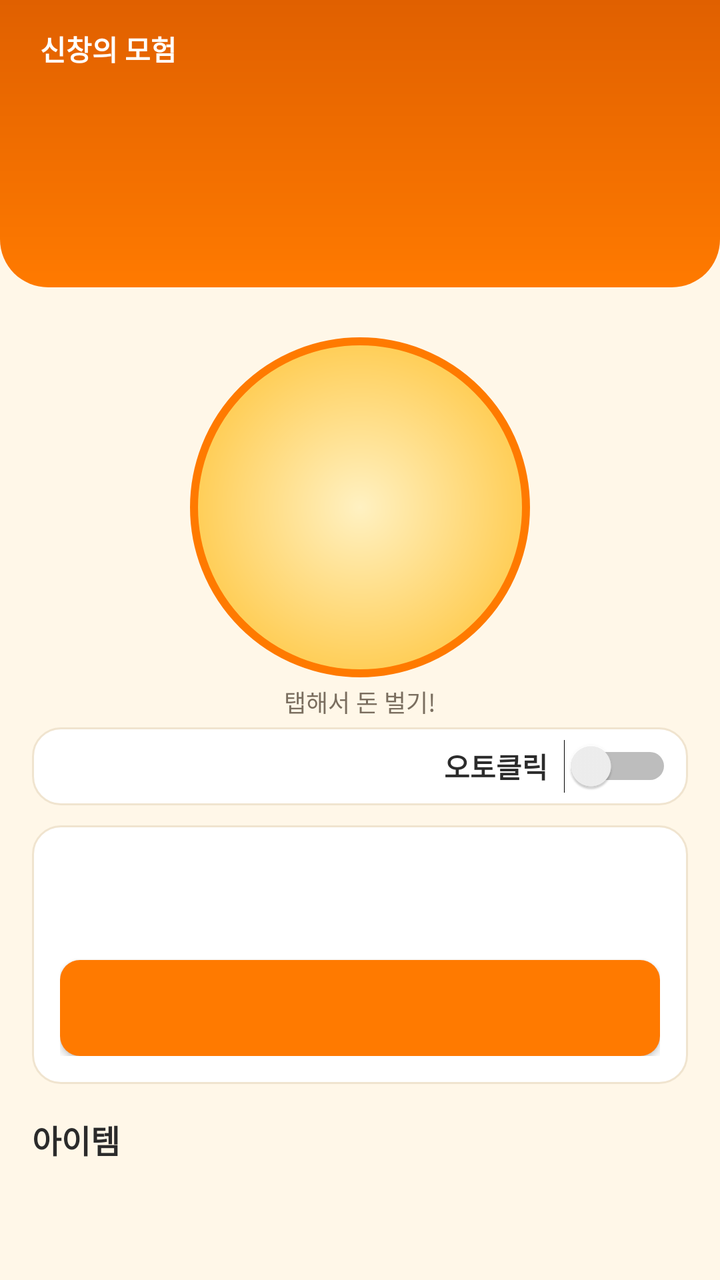
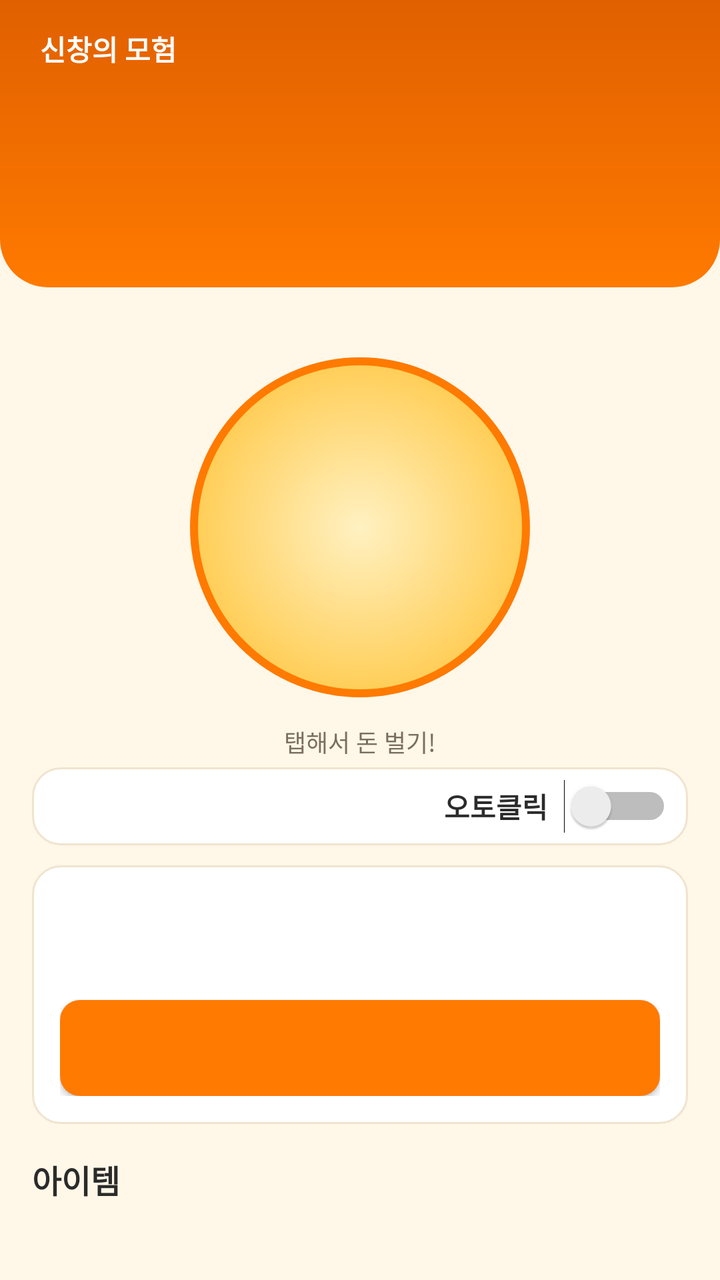

The first picture is an Android layout as it rendered before a commit; the second is the same layout after the commit. The layout source and the unified diff follow.
<!-- AndroidManifest.xml: application theme Theme.Shinchang -->
<!-- res/layout/activity_main.xml -->
<?xml version="1.0" encoding="utf-8"?>
<LinearLayout xmlns:android="http://schemas.android.com/apk/res/android"
    android:layout_width="match_parent"
    android:layout_height="match_parent"
    android:orientation="vertical">

    
    <LinearLayout
        android:layout_width="match_parent"
        android:layout_height="wrap_content"
        android:background="@drawable/bg_header"
        android:orientation="vertical"
        android:paddingStart="20dp"
        android:paddingTop="14dp"
        android:paddingEnd="20dp"
        android:paddingBottom="16dp">

        <TextView
            android:id="@+id/titleText"
            android:layout_width="wrap_content"
            android:layout_height="wrap_content"
            android:text="@string/app_name"
            android:textColor="#FFFFFF"
            android:textSize="14sp"
            android:textStyle="bold" />

        <TextView
            android:id="@+id/jobText"
            android:layout_width="wrap_content"
            android:layout_height="wrap_content"
            android:layout_marginTop="2dp"
            android:textColor="#FFFFFF"
            android:textSize="20sp"
            android:textStyle="bold" />

        <TextView
            android:id="@+id/moneyText"
            android:layout_width="wrap_content"
            android:layout_height="wrap_content"
            android:layout_marginTop="6dp"
            android:textColor="#FFFFFF"
            android:textSize="30sp"
            android:textStyle="bold" />

        <TextView
            android:id="@+id/rateText"
            android:layout_width="wrap_content"
            android:layout_height="wrap_content"
            android:textColor="#FFF1DC"
            android:textSize="13sp" />
    </LinearLayout>

    
    <FrameLayout
        android:id="@+id/tapArea"
        android:layout_width="match_parent"
        android:layout_height="220dp"
        android:clipChildren="true">

        <TextView
            android:id="@+id/tapButton"
            android:layout_width="170dp"
            android:layout_height="170dp"
            android:layout_gravity="center"
            android:background="@drawable/bg_tap"
            android:gravity="center"
            android:textSize="72sp" />

        <TextView
            android:layout_width="wrap_content"
            android:layout_height="wrap_content"
            android:layout_gravity="bottom|center_horizontal"
            android:layout_marginBottom="4dp"
            android:text="@string/tap_hint"
            android:textColor="@color/text_sub"
            android:textSize="12sp" />
    </FrameLayout>

    
    <LinearLayout
        android:layout_width="match_parent"
        android:layout_height="wrap_content"
        android:layout_marginStart="16dp"
        android:layout_marginEnd="16dp"
        android:background="@drawable/bg_card"
        android:gravity="center_vertical"
        android:orientation="horizontal"
        android:paddingStart="14dp"
        android:paddingTop="6dp"
        android:paddingEnd="8dp"
        android:paddingBottom="6dp">

        <TextView
            android:id="@+id/autoText"
            android:layout_width="0dp"
            android:layout_height="wrap_content"
            android:layout_weight="1"
            android:textColor="@color/text"
            android:textSize="13sp" />

        <Switch
            android:id="@+id/autoSwitch"
            android:layout_width="wrap_content"
            android:layout_height="wrap_content"
            android:text="@string/auto_click"
            android:textColor="@color/text"
            android:textStyle="bold"
            android:switchPadding="8dp" />
    </LinearLayout>

    <ScrollView
        android:layout_width="match_parent"
        android:layout_height="0dp"
        android:layout_weight="1"
        android:clipToPadding="false"
        android:paddingStart="16dp"
        android:paddingTop="10dp"
        android:paddingEnd="16dp"
        android:paddingBottom="16dp">

        <LinearLayout
            android:layout_width="match_parent"
            android:layout_height="wrap_content"
            android:orientation="vertical">

            
            <LinearLayout
                android:layout_width="match_parent"
                android:layout_height="wrap_content"
                android:background="@drawable/bg_card"
                android:orientation="vertical"
                android:padding="14dp">

                <TextView
                    android:id="@+id/promoteTitle"
                    android:layout_width="wrap_content"
                    android:layout_height="wrap_content"
                    android:textColor="@color/text"
                    android:textSize="16sp"
                    android:textStyle="bold" />

                <TextView
                    android:id="@+id/promoteInfo"
                    android:layout_width="wrap_content"
                    android:layout_height="wrap_content"
                    android:layout_marginTop="4dp"
                    android:lineSpacingExtra="2dp"
                    android:textColor="@color/text_sub"
                    android:textSize="13sp" />

                <Button
                    android:id="@+id/promoteButton"
                    android:layout_width="match_parent"
                    android:layout_height="wrap_content"
                    android:layout_marginTop="10dp"
                    android:background="@drawable/bg_button"
                    android:textAllCaps="false"
                    android:textColor="#FFFFFF"
                    android:textSize="15sp"
                    android:textStyle="bold" />
            </LinearLayout>

            <TextView
                android:layout_width="wrap_content"
                android:layout_height="wrap_content"
                android:layout_marginTop="16dp"
                android:layout_marginBottom="8dp"
                android:text="@string/items_title"
                android:textColor="@color/text"
                android:textSize="16sp"
                android:textStyle="bold" />

            <LinearLayout
                android:id="@+id/itemContainer"
                android:layout_width="match_parent"
                android:layout_height="wrap_content"
                android:orientation="vertical" />
        </LinearLayout>
    </ScrollView>
</LinearLayout>
<!-- resources referenced by this layout -->
<resources>
  <color name="text">#2B2B2B</color>
  <color name="text_sub">#7A6E5F</color>
  <!-- drawable bg_button (drawable) -->
  <?xml version="1.0" encoding="utf-8"?>
  <selector xmlns:android="http://schemas.android.com/apk/res/android">
      <item android:state_enabled="false">
          <shape android:shape="rectangle">
              <solid android:color="@color/disabled" />
              <corners android:radius="10dp" />
          </shape>
      </item>
      <item android:state_pressed="true">
          <shape android:shape="rectangle">
              <solid android:color="@color/primary_dark" />
              <corners android:radius="10dp" />
          </shape>
      </item>
      <item>
          <shape android:shape="rectangle">
              <solid android:color="@color/primary" />
              <corners android:radius="10dp" />
          </shape>
      </item>
  </selector>
  <!-- drawable bg_card (drawable) -->
  <?xml version="1.0" encoding="utf-8"?>
  <shape xmlns:android="http://schemas.android.com/apk/res/android" android:shape="rectangle">
      <solid android:color="@color/card" />
      <corners android:radius="14dp" />
      <stroke android:width="1dp" android:color="#F0E4CF" />
  </shape>
  <!-- drawable bg_header (drawable) -->
  <?xml version="1.0" encoding="utf-8"?>
  <shape xmlns:android="http://schemas.android.com/apk/res/android" android:shape="rectangle">
      <gradient android:angle="270" android:startColor="@color/primary_dark" android:endColor="@color/primary" />
      <corners android:bottomLeftRadius="24dp" android:bottomRightRadius="24dp" />
  </shape>
  <!-- drawable bg_tap (drawable) -->
  <?xml version="1.0" encoding="utf-8"?>
  <shape xmlns:android="http://schemas.android.com/apk/res/android" android:shape="oval">
      <gradient android:type="radial" android:gradientRadius="110dp" android:startColor="#FFF1C2" android:endColor="@color/gold" />
      <stroke android:width="4dp" android:color="@color/primary" />
  </shape>
  <string name="app_name">신창의 모험</string>
  <string name="auto_click">오토클릭</string>
  <string name="items_title">아이템</string>
  <string name="tap_hint">탭해서 돈 벌기!</string>
  <style name="Theme.Shinchang" parent="android:Theme.Material.Light.NoActionBar">
          <item name="android:windowBackground">@color/bg</item>
          <item name="android:statusBarColor">@color/primary_dark</item>
          <item name="android:colorAccent">@color/primary</item>
      </style>
  <color name="disabled">#D9D2C5</color>
  <color name="primary_dark">#E06000</color>
  <color name="primary">#FF7A00</color>
  <color name="card">#FFFFFF</color>
  <color name="gold">#FFC233</color>
  <color name="bg">#FFF7E8</color>
</resources>

<!-- the commit's change to res/layout/activity_main.xml (unified diff, before → after) -->
@@ -51,10 +51,28 @@
     </LinearLayout>
 
     
+    <HorizontalScrollView
+        android:id="@+id/jobBarScroll"
+        android:layout_width="match_parent"
+        android:layout_height="wrap_content"
+        android:paddingStart="12dp"
+        android:paddingTop="8dp"
+        android:paddingEnd="12dp"
+        android:scrollbars="none"
+        android:visibility="gone">
+
+        <LinearLayout
+            android:id="@+id/jobBar"
+            android:layout_width="wrap_content"
+            android:layout_height="wrap_content"
+            android:orientation="horizontal" />
+    </HorizontalScrollView>
+
+    
     <FrameLayout
         android:id="@+id/tapArea"
         android:layout_width="match_parent"
-        android:layout_height="220dp"
+        android:layout_height="240dp"
         android:clipChildren="true">
 
         <TextView
@@ -66,7 +84,66 @@
             android:gravity="center"
             android:textSize="72sp" />
 
-        <TextView
+        <ImageView
+            android:id="@+id/vehicleImage"
+            android:layout_width="288dp"
+            android:layout_height="180dp"
+            android:layout_gravity="center"
+            android:contentDescription="@null"
+            android:scaleType="fitCenter"
+            android:visibility="gone" />
+
+        
+        <LinearLayout
+            android:id="@+id/contractPanel"
+            android:layout_width="match_parent"
+            android:layout_height="wrap_content"
+            android:layout_gravity="top"
+            android:layout_marginStart="16dp"
+            android:layout_marginTop="8dp"
+            android:layout_marginEnd="16dp"
+            android:background="@drawable/bg_card"
+            android:orientation="vertical"
+            android:padding="10dp"
+            android:visibility="gone">
+
+            <TextView
+                android:id="@+id/contractTitle"
+                android:layout_width="wrap_content"
+                android:layout_height="wrap_content"
+                android:textColor="@color/text"
+                android:textSize="15sp"
+                android:textStyle="bold" />
+
+            <ProgressBar
+                android:id="@+id/clickBar"
+                style="?android:attr/progressBarStyleHorizontal"
+                android:layout_width="match_parent"
+                android:layout_height="12dp"
+                android:layout_marginTop="6dp"
+                android:max="1000"
+                android:progressTint="@color/primary" />
+
+            <ProgressBar
+                android:id="@+id/timeBar"
+                style="?android:attr/progressBarStyleHorizontal"
+                android:layout_width="match_parent"
+                android:layout_height="8dp"
+                android:layout_marginTop="4dp"
+                android:max="1000"
+                android:progressTint="@color/accent" />
+
+            <TextView
+                android:id="@+id/contractInfo"
+                android:layout_width="wrap_content"
+                android:layout_height="wrap_content"
+                android:layout_marginTop="2dp"
+                android:textColor="@color/text_sub"
+                android:textSize="12sp" />
+        </LinearLayout>
+
+        <TextView
+            android:id="@+id/tapHint"
             android:layout_width="wrap_content"
             android:layout_height="wrap_content"
             android:layout_gravity="bottom|center_horizontal"
@@ -125,6 +202,7 @@
 
             
             <LinearLayout
+                android:id="@+id/promoteCard"
                 android:layout_width="match_parent"
                 android:layout_height="wrap_content"
                 android:background="@drawable/bg_card"
@@ -160,6 +238,12 @@
                     android:textStyle="bold" />
             </LinearLayout>
 
+            <LinearLayout
+                android:id="@+id/contractContainer"
+                android:layout_width="match_parent"
+                android:layout_height="wrap_content"
+                android:orientation="vertical" />
+
             <TextView
                 android:layout_width="wrap_content"
                 android:layout_height="wrap_content"
<!-- resource entries referenced after the edit -->
@@ -1,5 +1,6 @@
 <!-- resources referenced by this layout -->
 <resources>
+  <color name="accent">#2E7DFF</color>
   <color name="text">#2B2B2B</color>
   <color name="text_sub">#7A6E5F</color>
   <!-- drawable bg_button (drawable) -->
